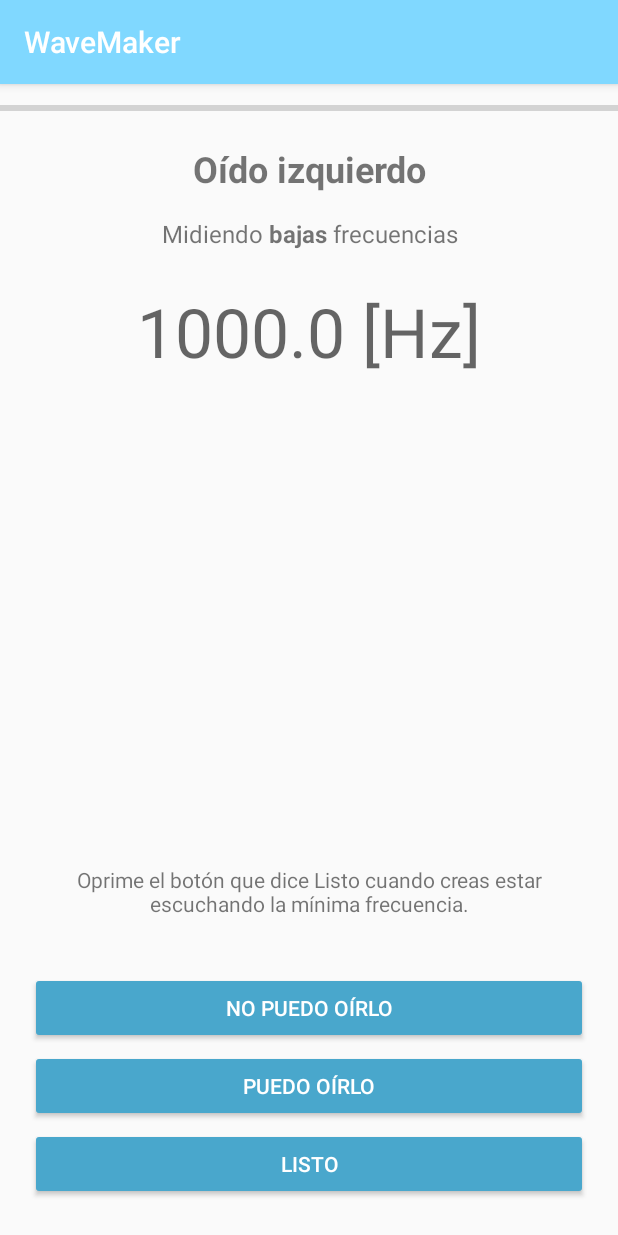
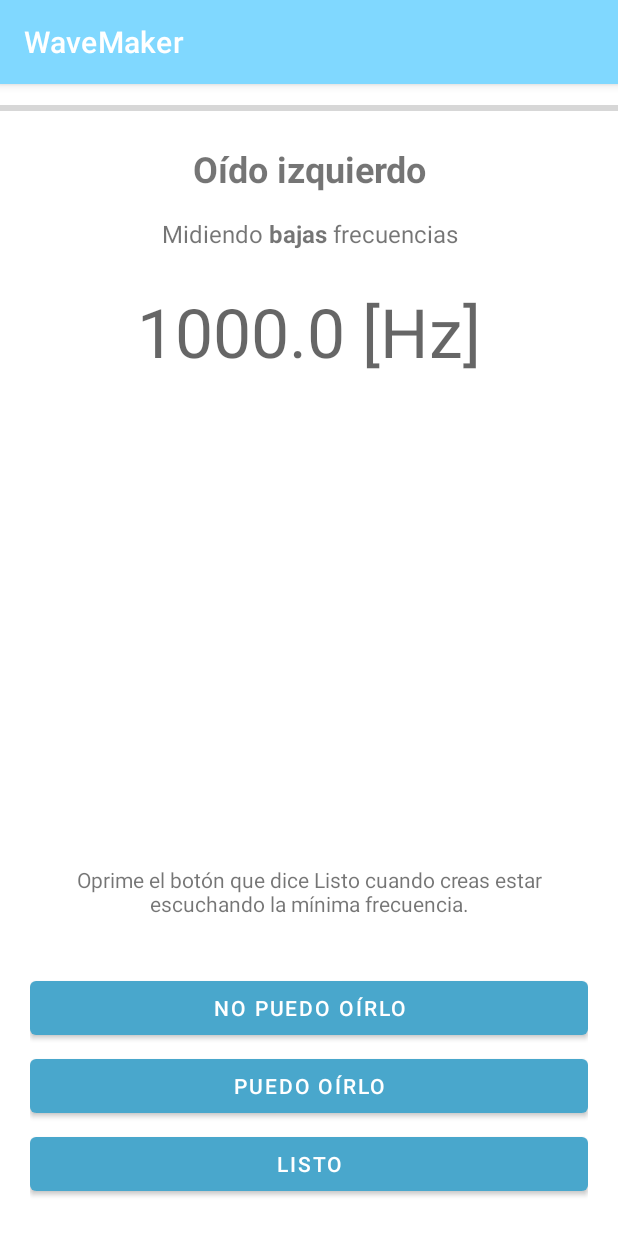
Before and after one commit to vhps201297/AudioSC, an Android app: the MainActivity screen opened directly, with no data from a screen before it, on a phone screen of 412 x 824 dp. Run offline under Robolectric (Android 15) with nearby library versions, the phone set to English and light mode, and no system bars; libraries missing offline, so code that uses them is left out: com.github.mikephil.charting; 2 statements that could not run were skipped.

Commit message:
Se agregó mensaje para límites de frecuencia y se cambió thema para MaterialDesign

```diff
--- a/app/src/main/AndroidManifest.xml
+++ b/app/src/main/AndroidManifest.xml
@@ -24,8 +24,9 @@
             </intent-filter>
         </activity>
         <activity
+            android:screenOrientation="portrait"
             android:name=".TestAudio.MainActivity"
-            android:theme="@style/AppThemeBlueProject"></activity>
+            android:theme="@style/AppThemeBlueProjectMaterial" />
     </application>
 
 </manifest>
--- a/app/src/main/java/com/example/wavemaker/TestAudio/AudioPresenter.java
+++ b/app/src/main/java/com/example/wavemaker/TestAudio/AudioPresenter.java
@@ -88,5 +88,10 @@ public class AudioPresenter implements EarTest.Presenter {
         viewActivity.changeTestStatus(status);
     }
 
+    @Override
+    public void audioWasOverreached(int limitedReached) {
+        viewActivity.showOverreached(limitedReached);
+    }
+
 
 }
--- a/app/src/main/java/com/example/wavemaker/interfaces/EarTest.java
+++ b/app/src/main/java/com/example/wavemaker/interfaces/EarTest.java
@@ -5,8 +5,7 @@ import com.example.wavemaker.TestAudio.Ear;
 public interface EarTest {
 
     interface View{
-        void showMaxFrequency();
-        void showMinFrequence();
+        void showOverreached(int limitReached);
         void setFrequency(double frequency);
         void changeTestStatus(int value);
         void showStatusFrequencies(int statusFreq);
@@ -41,5 +40,6 @@ public interface EarTest {
         void updateEarStatus(int value);
         void updateFreqStatus(int value);
         void updateTestStatus(int status);
+        void audioWasOverreached(int limitedReached);
     }
 }
--- a/app/src/main/res/layout/activity_main.xml
+++ b/app/src/main/res/layout/activity_main.xml
@@ -77,7 +77,7 @@
             android:layout_height="48dp"
             android:layout_marginBottom="4dp"
             android:onClick="onClickNoPuedeOirse"
-            style="@style/Widget.AppCompat.Button.Colored"
+            android:theme="@style/AppTheme.BlueButtonMaterial"
             android:text="@string/str_no_puedo_oirlo" />
 
         <Button
@@ -87,7 +87,7 @@
             android:text="@string/str_puedo_oirlo"
             android:onClick="onClickPuedeOirse"
             android:layout_marginBottom="4dp"
-            style="@style/Widget.AppCompat.Button.Colored"
+            android:theme="@style/AppTheme.BlueButtonMaterial"
             />
 
         <Button
@@ -97,7 +97,7 @@
             android:text="@string/str_listo"
             android:onClick="onClickListo"
             android:layout_marginBottom="4dp"
-            style="@style/Widget.AppCompat.Button.Colored"
+            android:theme="@style/AppTheme.BlueButtonMaterial"
             />
 
     </LinearLayout>
--- a/app/src/main/res/values/strings.xml
+++ b/app/src/main/res/values/strings.xml
@@ -26,5 +26,7 @@
     <string name="str_freq_minima">Frecuencia mínima:  %1$s</string>
     <string name="str_freq_max">Frecuencia máxima:  %1$s</string>
     <string name="str_aceptar">Aceptar</string>
+    <string name="str_msj_limite_minimo">No se puede disminuir la frecuencia menores a los 20[HZ] que el oído puede escuchar.</string>
+    <string name="str_msj_limite_maximo">No se puede aumentar la frecuencia mayores a los 20000[HZ] que el oído puede escuchar.</string>
 
 </resources>
--- a/app/src/main/res/values/styles.xml
+++ b/app/src/main/res/values/styles.xml
@@ -6,13 +6,6 @@
         <item name="colorPrimary">@color/colorPrimary</item>
         <item name="colorPrimaryDark">@color/colorPrimaryDark</item>
         <item name="colorAccent">@color/colorAccent</item>
-    </style>
-
-    <style name="AppThemeProject" parent="Theme.AppCompat.Light.DarkActionBar">
-        <!-- Customize your theme here. -->
-        <item name="colorPrimary">@color/redColorPrimary</item>
-        <item name="colorPrimaryDark">@color/redColorPrimaryDark</item>
-        <item name="colorAccent">@color/redColorAccent</item>
     </style>
 
     <style name="AppThemeBlueProject" parent="Theme.AppCompat.Light.DarkActionBar">
@@ -29,4 +22,9 @@
         <item name="colorAccent">@color/blueColorPrimaryDark</item>
     </style>
 
+    <style name="AppTheme.BlueButtonMaterial" >
+        <item name="colorPrimary">@color/blueColorPrimaryDark</item>
+    </style>
+
+
 </resources>
```
Also changed, not shown: app/src/main/java/com/example/wavemaker/TestAudio/AudioInteractor.java (+32 -10 lines), app/src/main/java/com/example/wavemaker/TestAudio/MainActivity.java (+15 -13 lines).
